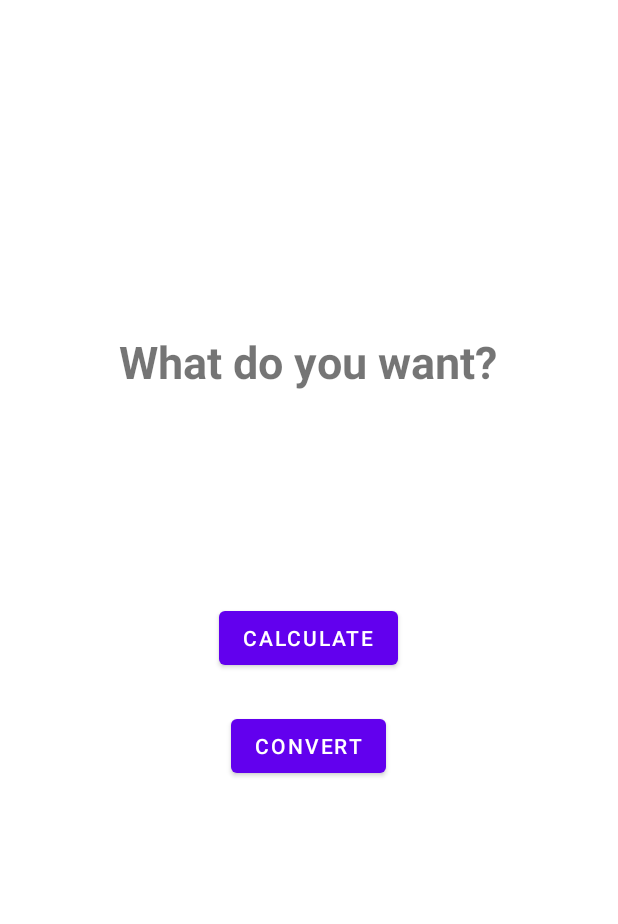
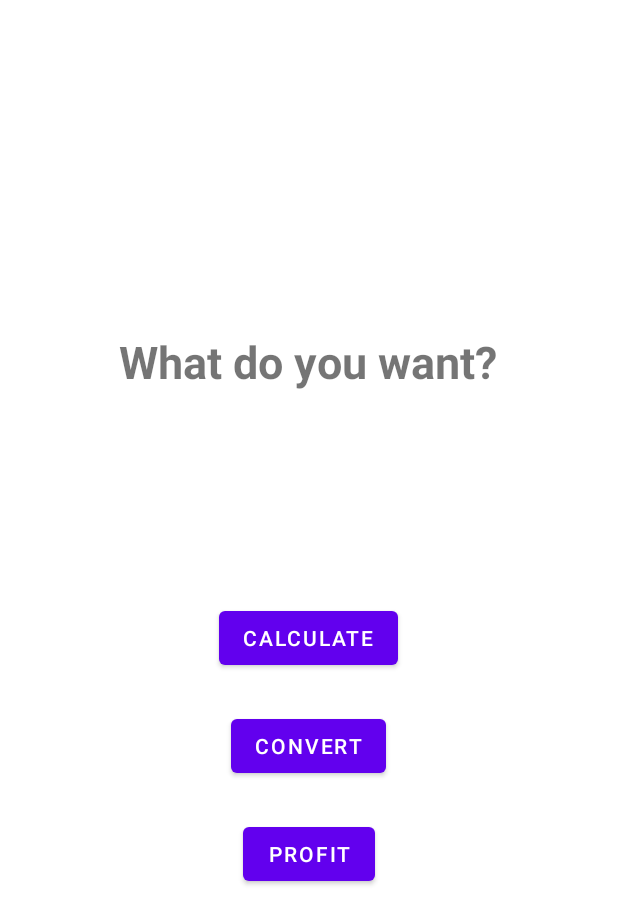
Before and after one commit to FockRock/PracticeApp, an Android app: the screen it shows after launch (Test), on a phone screen of 412 x 824 dp. Shown: the top 924 px of the screen. Run offline under Robolectric (Android 15) with nearby library versions, the phone set to English and light mode, and no system bars.

Commit message:
add profit calculator

```diff
--- a/app/src/main/java/com/skillbox/practiceapp/Constance.kt
+++ b/app/src/main/java/com/skillbox/practiceapp/Constance.kt
@@ -10,4 +10,5 @@ object Constance {
     const val REQUEST_CODE_SIGN_UP = 4321
     const val REQUEST_CODE_CALCULATE = 111222
     const val REQUEST_CODE_CONVERT = 22445
+    const val REQUEST_CODE_PROFIT = 253563
 }
--- a/app/src/main/java/com/skillbox/practiceapp/SalaryConverter.kt
+++ b/app/src/main/java/com/skillbox/practiceapp/SalaryConverter.kt
@@ -3,7 +3,6 @@ package com.skillbox.practiceapp
 import android.os.Bundle
 import android.view.View
 import androidx.appcompat.app.AppCompatActivity
-import androidx.core.view.isVisible
 import com.skillbox.practiceapp.databinding.SalaryConverterBinding
 
 class SalaryConverter: AppCompatActivity() {
--- a/app/src/main/java/com/skillbox/practiceapp/Test.kt
+++ b/app/src/main/java/com/skillbox/practiceapp/Test.kt
@@ -25,4 +25,9 @@ class Test: AppCompatActivity() {
         val i = Intent (this, SalaryConverter::class.java)
         startActivityForResult(i, Constance.REQUEST_CODE_CONVERT)
     }
+
+    fun profitCalculate (view: View) {
+        val i = Intent (this, Profit::class.java)
+        startActivityForResult(i, Constance.REQUEST_CODE_PROFIT)
+    }
 }
--- a/app/src/main/res/layout/test.xml
+++ b/app/src/main/res/layout/test.xml
@@ -41,4 +41,15 @@
         app:layout_constraintEnd_toEndOf="@+id/cb"
         app:layout_constraintStart_toStartOf="@+id/cb"
         app:layout_constraintTop_toBottomOf="@+id/cb" />
+
+    <Button
+        android:id="@+id/bProfit"
+        android:layout_width="wrap_content"
+        android:layout_height="wrap_content"
+        android:layout_marginTop="24dp"
+        android:onClick="profitCalculate"
+        android:text="@string/profit"
+        app:layout_constraintEnd_toEndOf="@+id/bSConvert"
+        app:layout_constraintStart_toStartOf="@+id/bSConvert"
+        app:layout_constraintTop_toBottomOf="@+id/bSConvert" />
 </androidx.constraintlayout.widget.ConstraintLayout>
--- a/app/src/main/res/values/strings.xml
+++ b/app/src/main/res/values/strings.xml
@@ -20,4 +20,6 @@
     <string name="salary">Your salary:</string>
     <string name="salary_enter">Enter your salary</string>
     <string name="convert">Convert</string>
+    <string name="crypto">Enter price of the coin</string>
+    <string name="profit">Profit</string>
 </resources>
```
Also changed, not shown: app/src/main/AndroidManifest.xml (+11 -6 lines), app/src/main/java/com/skillbox/practiceapp/Profit.kt (added, +27 -0 lines), app/src/main/res/layout/profit.xml (added, +50 -0 lines).
